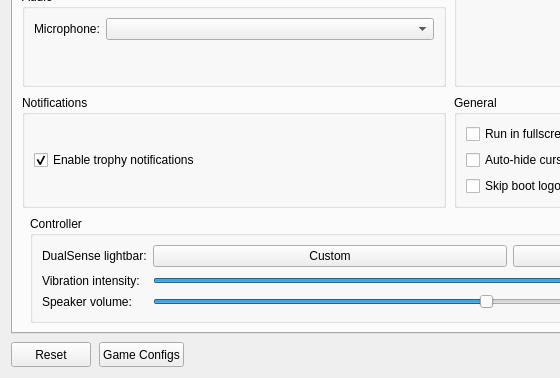
Old version of the form src/launcher/forms/configuration_edit_dialog.ui in the repository AbbasBHF/KytyPS5; both pictures show x 0 to 560 and y 291 to 669 of the 900 by 669 pixel window.
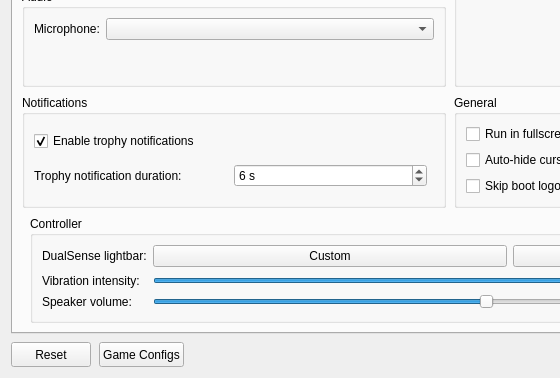
New version of the form. Custom widgets are drawn as their Qt base class.

Commit message: Make trophy toast duration configurable (5-10s, default 6s) (#1538)

```diff
--- a/src/launcher/forms/configuration_edit_dialog.ui
+++ b/src/launcher/forms/configuration_edit_dialog.ui
@@ -213,6 +213,29 @@
               <property name="checked"><bool>true</bool></property>
              </widget>
             </item>
+            <item>
+             <layout class="QHBoxLayout" name="trophyDurationLayout">
+              <item>
+               <widget class="QLabel" name="label_trophy_duration">
+                <property name="text"><string>Trophy notification duration:</string></property>
+               </widget>
+              </item>
+              <item>
+               <widget class="QSpinBox" name="spinBox_trophy_duration">
+                <property name="toolTip"><string>How long each trophy unlock notification stays on screen.</string></property>
+                <property name="suffix"><string> s</string></property>
+                <property name="minimum"><number>5</number></property>
+                <property name="maximum"><number>10</number></property>
+                <property name="value"><number>6</number></property>
+               </widget>
+              </item>
+              <item>
+               <spacer name="trophyDurationSpacer">
+                <property name="orientation"><enum>Qt::Horizontal</enum></property>
+               </spacer>
+              </item>
+             </layout>
+            </item>
            </layout>
           </widget>
          </item>
```
The commit also changes 8 other files.
